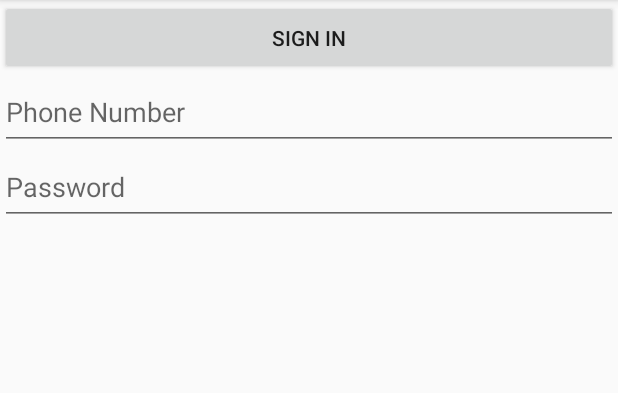
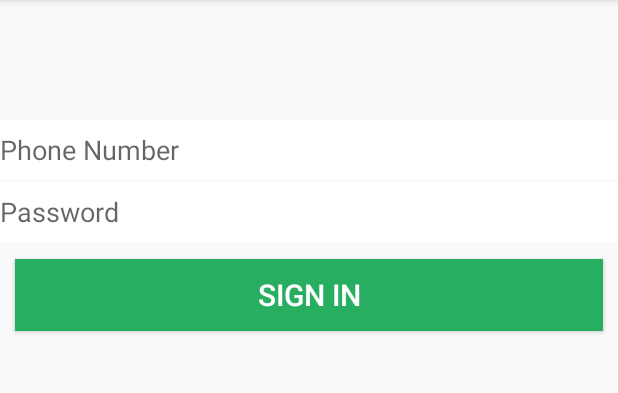
Before and after one commit to yass8n/WhozThis-Android, an Android app: the fragment SignInFragment placed in its activity, on a phone screen of 412 x 824 dp, the part 84-477 px from its top. Run offline under Robolectric (Android 15) with nearby library versions, the phone set to English and light mode, and no system bars; our stand-ins replace Picasso; libraries missing offline, so code that uses them is left out: com.firebase.client; pictures from the network do not load; 3 statements that could not run were skipped.

Commit message:
Done with welcome/signIn/signUp views and activities

```diff
--- a/app/src/main/java/com/example/yass8n/whozthis/activities/WelcomeActivity.java
+++ b/app/src/main/java/com/example/yass8n/whozthis/activities/WelcomeActivity.java
@@ -13,6 +13,8 @@ import android.view.View;
 import android.view.ViewGroup;
 import android.os.Build;
 import android.widget.Button;
+import android.graphics.Color; // add to top of class
+
 
 import com.example.yass8n.whozthis.R;
 import com.example.yass8n.whozthis.fragments.SignInFragment;
@@ -55,6 +57,8 @@ public class WelcomeActivity extends ActionBarActivity {
             View rootView = inflater.inflate(R.layout.fragment_welcome, container, false);
             Button sign_up_button = (Button)rootView.findViewById(R.id.sign_up);
             Button sign_in_button = (Button)rootView.findViewById(R.id.sign_in);
+            sign_in_button.setTextColor(getResources().getColor(R.color.white));
+            sign_up_button.setTextColor(getResources().getColor(R.color.white));
             sign_up_button.setOnClickListener(this);
             sign_in_button.setOnClickListener(this);
             return rootView;
--- a/app/src/main/java/com/example/yass8n/whozthis/fragments/SignInFragment.java
+++ b/app/src/main/java/com/example/yass8n/whozthis/fragments/SignInFragment.java
@@ -7,6 +7,8 @@ import android.content.SharedPreferences;
 import android.graphics.Bitmap;
 import android.os.AsyncTask;
 import android.os.Bundle;
+import android.text.Editable;
+import android.text.TextWatcher;
 import android.util.Log;
 import android.view.LayoutInflater;
 import android.view.View;
@@ -51,27 +53,59 @@ public class SignInFragment extends Fragment implements View.OnClickListener {
     private EditText password;
     private String p_num;
     private String p_word;
+    private Button sign_in_button;
     private static boolean PASSWORD_BASED_KEY = true;
 
     @Override
     public View onCreateView(LayoutInflater inflater, ViewGroup container, Bundle savedInstanceState) {
         View rootView = inflater.inflate(R.layout.fragment_sign_in, container, false);
-        Button sign_in_button = (Button) rootView.findViewById(R.id.sign_in);
+        sign_in_button = (Button) rootView.findViewById(R.id.sign_in);
+        sign_in_button.setBackgroundColor(getResources().getColor(R.color.green));
         phone = (EditText) rootView.findViewById(R.id.phone);
         password = (EditText) rootView.findViewById(R.id.password);
+        setTextChangedListeners();
         sign_in_button.setOnClickListener(SignInFragment.this);
         return rootView;
+    }
+    public void setTextChangedListeners(){
+        phone.addTextChangedListener(new TextWatcher() {
+            public void afterTextChanged(Editable s) {}
+            public void beforeTextChanged(CharSequence s, int start, int count, int after) {}
+            public void onTextChanged(CharSequence s, int start, int before, int count) {
+                checkAllFields();
+            }
+        });
+        password.addTextChangedListener(new TextWatcher() {
+            public void afterTextChanged(Editable s) {}
+            public void beforeTextChanged(CharSequence s, int start, int count, int after) {}
+            public void onTextChanged(CharSequence s, int start, int before, int count) {
+                checkAllFields();
+            }
+        });
+    }
+    public void checkAllFields(){
+        setAllFields();
+//        if( !Global.empty(p_num) && !Global.empty(p_word) && p_num.length() == 10){
+//            sign_in_button.setBackgroundColor(getResources().getColor(R.color.green));
+//        } else{
+//            sign_in_button.setBackgroundColor(getResources().getColor(R.color.app_green));
+//        }
+    }
+    public void setAllFields(){
+        p_num = phone.getText().toString();
+        p_word = password.getText().toString();
     }
 
     @Override
     public void onClick(View v) {
-        p_num = phone.getText().toString();
-        p_word = password.getText().toString();
+        setAllFields();
         if (v.getId() == R.id.sign_in) {
             if (Global.empty(p_num) || Global.empty(p_word)) {
                 Toast.makeText(getActivity(), "Please fill in all the fields before proceeding.", Toast.LENGTH_LONG).show();
 //            } else if (!users_phone_number.equals(p_num)) {
 //                Toast.makeText(getActivity(), "Sorry, you can only Sign up with your own phone number.", Toast.LENGTH_LONG).show();
+//            } else if (p_num.length() != 10) {
+//                Toast.makeText(getActivity(), "Phone number must be 10 digits", Toast.LENGTH_LONG).show();
             } else {
                 SignInAPI task = new SignInAPI();
                 task.execute();
--- a/app/src/main/res/layout/fragment_sign_in.xml
+++ b/app/src/main/res/layout/fragment_sign_in.xml
@@ -1,22 +1,42 @@
-<?xml version="1.0" encoding="utf-8"?>
-<LinearLayout xmlns:android="http://schemas.android.com/apk/res/android"
-    android:orientation="vertical" android:layout_width="match_parent"
-    android:layout_height="match_parent">
+<RelativeLayout xmlns:android="http://schemas.android.com/apk/res/android"
+xmlns:tools="http://schemas.android.com/tools" android:layout_width="match_parent"
+android:layout_height="match_parent"
+tools:context="com.example.yass8n.whozthis.activities.WelcomeActivity$PlaceholderFragment">
+<LinearLayout
+    android:layout_width="match_parent"
+    android:layout_height="match_parent"
+    android:orientation="vertical"
+    android:layout_marginTop="80dp">
 
+    <EditText
+        android:layout_width="match_parent"
+        android:textSize="18dp"
+        android:hint="Phone Number"
+        android:id="@+id/phone"
+        android:layout_marginBottom="1dp"
+        android:background="@color/white"
+        android:layout_height="40dp" />
+
+    <EditText
+        android:layout_width="match_parent"
+        android:textSize="18dp"
+        android:hint="Password"
+        android:id="@+id/password"
+        android:background="@color/white"
+        android:layout_marginBottom="1dp"
+        android:layout_height="40dp" />
     <Button
         android:layout_width="match_parent"
-        android:layout_height="50dp"
+        android:layout_height="wrap_content"
+        android:layout_marginLeft="10dp"
+        android:layout_marginRight="10dp"
+        android:layout_marginTop="10dp"
+        android:background="@color/app_green"
+        android:gravity="center"
+        android:text="@string/sign_in"
+        android:textSize="20dp"
         android:id="@+id/sign_in"
-        android:text="Sign in"/>
-    <EditText
-        android:layout_width="match_parent"
-        android:layout_height="50dp"
-        android:hint="Phone Number"
-        android:id="@+id/phone"/>
-    <EditText
-        android:layout_width="match_parent"
-        android:layout_height="50dp"
-        android:hint="Password"
-        android:id="@+id/password"/>
+        android:textColor="@color/white" />
+</LinearLayout>
 
-</LinearLayout>
+</RelativeLayout>
--- a/app/src/main/res/layout/fragment_sign_up.xml
+++ b/app/src/main/res/layout/fragment_sign_up.xml
@@ -119,12 +119,11 @@
         android:layout_marginLeft="10dp"
         android:layout_marginRight="10dp"
         android:layout_marginTop="10dp"
-        android:background="@color/green"
-        android:textColor="@color/white"
+        android:background="@color/app_green"
         android:gravity="center"
         android:text="@string/sign_up"
         android:textSize="20dp"
         android:id="@+id/sign_up"
-        />
+        android:textColor="@color/white" />
 
 </LinearLayout>
--- a/app/src/main/res/values/colors.xml
+++ b/app/src/main/res/values/colors.xml
@@ -25,4 +25,5 @@
     <color name="greenish_blue">#1abc9c</color>
     <color name="grayish">#7f8c8d</color>
     <color name="transparent">#00000000</color>
+    <color name="app_green">#C1F0C1</color>
 </resources>
--- a/app/src/main/res/values/strings.xml
+++ b/app/src/main/res/values/strings.xml
@@ -8,7 +8,8 @@
     <string name="first_name">First Name</string>
     <string name="password">Password</string>
     <string name="phone_number">Phone Number</string>
-    <string name="sign_up">Sign up</string>
+    <string name="sign_up">SIGN UP</string>
+    <string name="sign_in">SIGN IN</string>
     <string name="sign_out">Sign Out</string>
     <string name="edit_profile">Edit Profile</string>
     <string name="title_activity_profile">Edit Profile</string>
```
Also changed, not shown: app/src/main/java/com/example/yass8n/whozthis/fragments/SignUpFragment.java (+51 -5 lines), app/src/main/res/layout/fragment_welcome.xml (+23 -17 lines).
